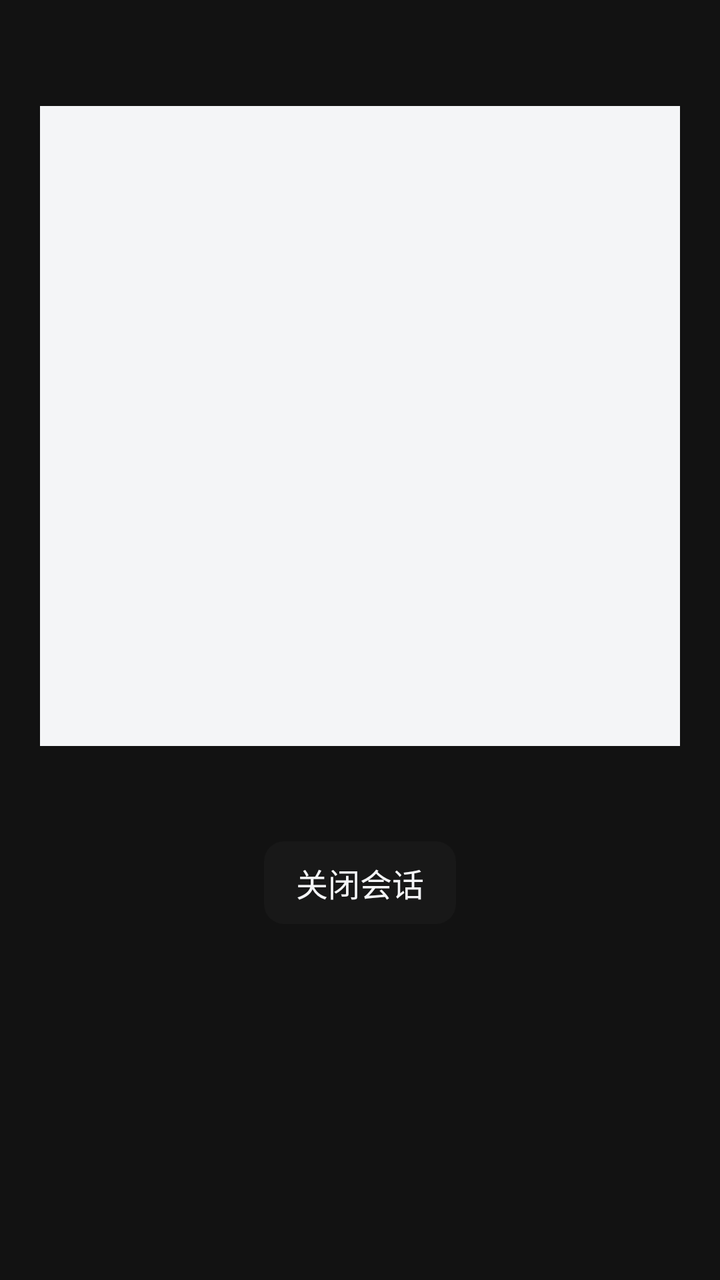
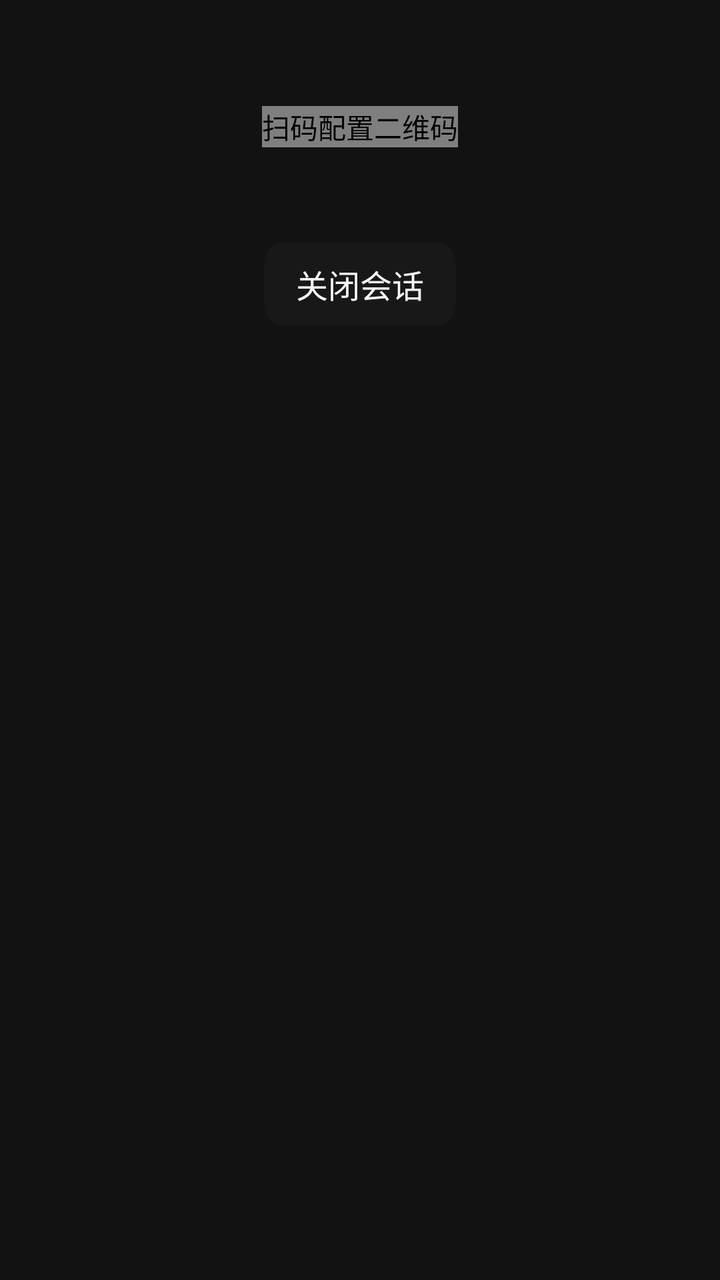

Screens rendered from an Android XML layout before and after an edit, with the pre-edit source and the edit as a unified diff.
<!-- AndroidManifest.xml: application theme Theme.TvBox -->
<!-- res/layout/dialog_qr_config.xml -->
<?xml version="1.0" encoding="utf-8"?>
<LinearLayout xmlns:android="http://schemas.android.com/apk/res/android"
    android:layout_width="match_parent"
    android:layout_height="wrap_content"
    android:gravity="center_horizontal"
    android:orientation="vertical"
    android:padding="20dp">

    <TextView
        android:id="@+id/qr_url"
        android:layout_width="match_parent"
        android:layout_height="wrap_content"
        android:gravity="center"
        android:textColor="@color/accent"
        android:textSize="14sp" />

    <ImageView
        android:id="@+id/qr_image"
        android:layout_width="320dp"
        android:layout_height="320dp"
        android:layout_marginTop="14dp"
        android:background="@color/text_primary"
        android:contentDescription="@string/qr_config_desc"
        android:scaleType="fitCenter" />

    <TextView
        android:id="@+id/qr_hint"
        android:layout_width="match_parent"
        android:layout_height="wrap_content"
        android:layout_marginTop="14dp"
        android:gravity="center"
        android:textColor="@color/text_secondary"
        android:textSize="13sp" />

    <TextView
        android:id="@+id/qr_close"
        style="@style/Widget.Tv.NavButton"
        android:layout_width="wrap_content"
        android:layout_height="wrap_content"
        android:layout_marginTop="16dp"
        android:text="@string/close_session" />
</LinearLayout>
<!-- resources referenced by this layout -->
<resources>
  <color name="accent">#1ED760</color>
  <color name="text_primary">#F4F5F7</color>
  <color name="text_secondary">#B3B3B3</color>
  <string name="close_session">关闭会话</string>
  <string name="qr_config_desc">扫码配置二维码</string>
  <style name="Widget.Tv.NavButton" parent="">
          <item name="android:background">@drawable/bg_nav_button</item>
          <item name="android:textColor">@color/text_primary</item>
          <item name="android:textSize">16sp</item>
          <item name="android:paddingLeft">16dp</item>
          <item name="android:paddingRight">16dp</item>
          <item name="android:paddingTop">9dp</item>
          <item name="android:paddingBottom">9dp</item>
          <item name="android:focusable">true</item>
          <item name="android:clickable">true</item>
          <item name="android:gravity">center</item>
      </style>
  <style name="Theme.TvBox" parent="Theme.AppCompat.NoActionBar">
          <item name="android:windowBackground">@color/screen_bg</item>
          <item name="android:colorBackground">@color/screen_bg</item>
          <item name="colorAccent">@color/accent</item>
          <item name="android:textColorPrimary">@color/text_primary</item>
          <item name="android:textColorSecondary">@color/text_secondary</item>
      </style>
  <!-- drawable bg_nav_button (drawable) -->
  <?xml version="1.0" encoding="utf-8"?>
  <selector xmlns:android="http://schemas.android.com/apk/res/android">
      <item android:state_focused="true">
          <shape android:shape="rectangle">
              <solid android:color="@color/card_bg_secondary" />
              <stroke android:width="3dp" android:color="@color/focus_stroke" />
              <corners android:radius="10dp" />
          </shape>
      </item>
      <item android:state_selected="true">
          <shape android:shape="rectangle">
              <solid android:color="@color/accent_soft" />
              <stroke android:width="1dp" android:color="@color/accent_dim" />
              <corners android:radius="10dp" />
          </shape>
      </item>
      <item android:state_pressed="true">
          <shape android:shape="rectangle">
              <solid android:color="@color/card_bg_secondary" />
              <corners android:radius="10dp" />
          </shape>
      </item>
      <item>
          <shape android:shape="rectangle">
              <solid android:color="@color/card_bg" />
              <corners android:radius="10dp" />
          </shape>
      </item>
  </selector>
  <color name="screen_bg">#121212</color>
  <color name="card_bg_secondary">#252525</color>
  <color name="focus_stroke">#FFFFFF</color>
  <color name="accent_soft">#331ED760</color>
  <color name="accent_dim">#1DB954</color>
  <color name="card_bg">#181818</color>
</resources>

<!-- the commit's change to res/layout/dialog_qr_config.xml (unified diff, before → after) -->
@@ -1,5 +1,9 @@
 <?xml version="1.0" encoding="utf-8"?>
-<LinearLayout xmlns:android="http://schemas.android.com/apk/res/android"
+<ScrollView xmlns:android="http://schemas.android.com/apk/res/android"
+    android:layout_width="match_parent"
+    android:layout_height="wrap_content"
+    android:fillViewport="false">
+<LinearLayout
     android:layout_width="match_parent"
     android:layout_height="wrap_content"
     android:gravity="center_horizontal"
@@ -14,14 +18,14 @@
         android:textColor="@color/accent"
         android:textSize="14sp" />
 
-    <ImageView
+    <com.tvbox.android44.common.ui.QrImageView
         android:id="@+id/qr_image"
-        android:layout_width="320dp"
-        android:layout_height="320dp"
+        android:layout_width="wrap_content"
+        android:layout_height="wrap_content"
         android:layout_marginTop="14dp"
         android:background="@color/text_primary"
         android:contentDescription="@string/qr_config_desc"
-        android:scaleType="fitCenter" />
+        android:scaleType="center" />
 
     <TextView
         android:id="@+id/qr_hint"
@@ -40,3 +44,4 @@
         android:layout_marginTop="16dp"
         android:text="@string/close_session" />
 </LinearLayout>
+</ScrollView>
